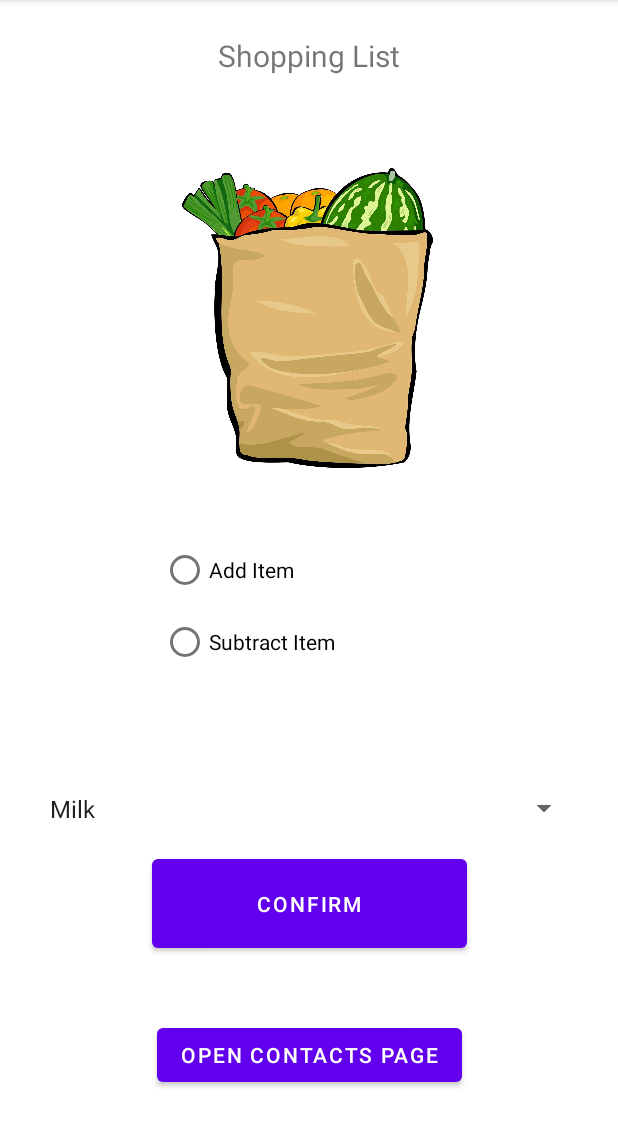
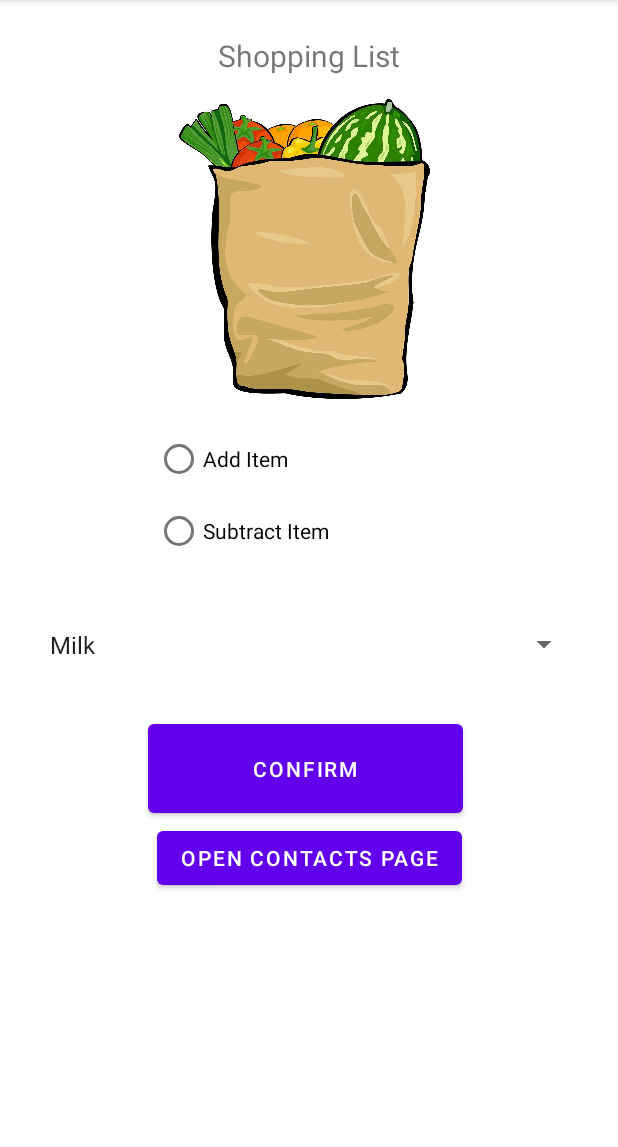
Before and after one commit to SeanTheShe3p/MAD105Project, an Android app: the screen it shows after launch (Main2Activity), after a tap on "OPEN SHOPPING LIST", on a phone screen of 412 x 824 dp, the part 84-1231 px from its top. Run offline under Robolectric (Android 15) with nearby library versions, the phone set to English and light mode, and no system bars.

Commit message:
Final upload, edited turned in

```diff
--- a/app/src/main/java/com/example/mad105project/Main2Activity.kt
+++ b/app/src/main/java/com/example/mad105project/Main2Activity.kt
@@ -35,7 +35,8 @@ class Main2Activity : AppCompatActivity() {
             else if (rdBtnSub.isChecked){
                 subItem = spnGroceries.selectedItem.toString()
                 groceryItems -= subItem
-                //Toast.makeText(applicationContext,groceryItems,Toast.LENGTH_LONG).show()
+                var stringGrocery = groceryItems.toString()
+                Toast.makeText(this,stringGrocery,Toast.LENGTH_LONG).show()
             } else Toast.makeText(applicationContext,"err",Toast.LENGTH_LONG).show()
         }
         openContacts.setOnClickListener{
--- a/app/src/main/res/layout/activity_main2.xml
+++ b/app/src/main/res/layout/activity_main2.xml
@@ -27,14 +27,15 @@
         app:layout_constraintEnd_toEndOf="parent"
         app:layout_constraintStart_toStartOf="parent"
         app:layout_constraintTop_toBottomOf="@+id/radioGroup4"
-        app:layout_constraintVertical_bias="0.149" />
+        app:layout_constraintVertical_bias="0.0" />
 
     <RadioGroup
         android:id="@+id/radioGroup4"
         android:layout_width="197dp"
         android:layout_height="120dp"
-        android:layout_marginTop="44dp"
+        android:layout_marginTop="16dp"
         app:layout_constraintEnd_toEndOf="parent"
+        app:layout_constraintHorizontal_bias="0.481"
         app:layout_constraintStart_toStartOf="parent"
         app:layout_constraintTop_toBottomOf="@+id/imgShopping">
 
@@ -56,10 +57,10 @@
         android:id="@+id/imgShopping"
         android:layout_width="195dp"
         android:layout_height="200dp"
-        android:layout_marginTop="54dp"
+        android:layout_marginTop="8dp"
         android:contentDescription="a shopping bag"
         app:layout_constraintEnd_toEndOf="parent"
-        app:layout_constraintHorizontal_bias="0.495"
+        app:layout_constraintHorizontal_bias="0.486"
         app:layout_constraintStart_toStartOf="parent"
         app:layout_constraintTop_toBottomOf="@+id/textContactsList"
         app:srcCompat="@drawable/grocerybag" />
@@ -72,9 +73,10 @@
         android:text="@string/txtShopConfirm"
         app:layout_constraintBottom_toBottomOf="parent"
         app:layout_constraintEnd_toEndOf="parent"
+        app:layout_constraintHorizontal_bias="0.487"
         app:layout_constraintStart_toStartOf="parent"
         app:layout_constraintTop_toBottomOf="@+id/SpnShop"
-        app:layout_constraintVertical_bias="0.0" />
+        app:layout_constraintVertical_bias="0.104" />
 
     <Button
         android:id="@+id/btnOpenContacts"
@@ -84,6 +86,7 @@
         app:layout_constraintBottom_toBottomOf="parent"
         app:layout_constraintEnd_toEndOf="parent"
         app:layout_constraintStart_toStartOf="parent"
-        app:layout_constraintTop_toBottomOf="@+id/btnShopConfirm" />
+        app:layout_constraintTop_toBottomOf="@+id/btnShopConfirm"
+        app:layout_constraintVertical_bias="0.0" />
 
 </androidx.constraintlayout.widget.ConstraintLayout>
--- a/app/src/main/res/values/strings.xml
+++ b/app/src/main/res/values/strings.xml
@@ -17,15 +17,15 @@
     <string name="txtBtnSchedule">Schedule</string>
 
 
-    <string name="txtScheduleResults1">Answers 1,1,1</string>
-    <string name="txtScheduleResults2">Answers 1,1,2</string>
-    <string name="txtScheduleResults3">Answers 1,2,1</string>
-    <string name="txtScheduleResults4">Answers 1,2,2</string>
-    <string name="txtScheduleResults5">Answers 2,1,1</string>
-    <string name="txtScheduleResults6">Answers 2,1,2</string>
-    <string name="txtScheduleResults7">Answers 2,2,1</string>
-    <string name="txtScheduleResults8">Answers 2,2,2</string>
-    <string name="txtScheduleResults0">Answers 0,0,0</string>
+    <string name="txtScheduleResults1">Call Mom to go shopping</string>
+    <string name="txtScheduleResults2">hot pockets for dinner, text someone</string>
+    <string name="txtScheduleResults3">PARTY WITH THE FRIENDS!</string>
+    <string name="txtScheduleResults4">Get coffee after work</string>
+    <string name="txtScheduleResults5">Do your chores!</string>
+    <string name="txtScheduleResults6">Work Day!</string>
+    <string name="txtScheduleResults7">Relaxing walk in the woods.</string>
+    <string name="txtScheduleResults8">easy work day.</string>
+    <string name="txtScheduleResults0">Scheduling requires input</string>
 
 
     <string name="txtShoppingTitle">Shopping List</string>
```
Also changed, not shown: app/src/main/java/com/example/mad105project/Main1Activity.kt (+9 -9 lines), app/src/main/java/com/example/mad105project/Main3Activity.kt (+17 -4 lines).
